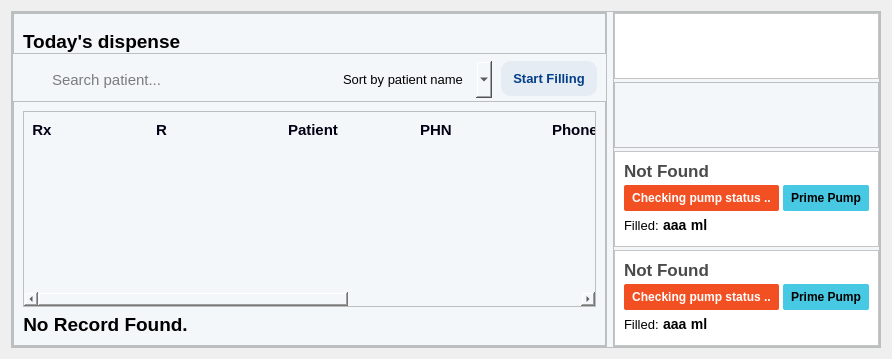
This is uiFiles/dashboard.ui in Rex-Honey/medidozeNoDb as Qt 5 draws it before an edit. The edited form follows.
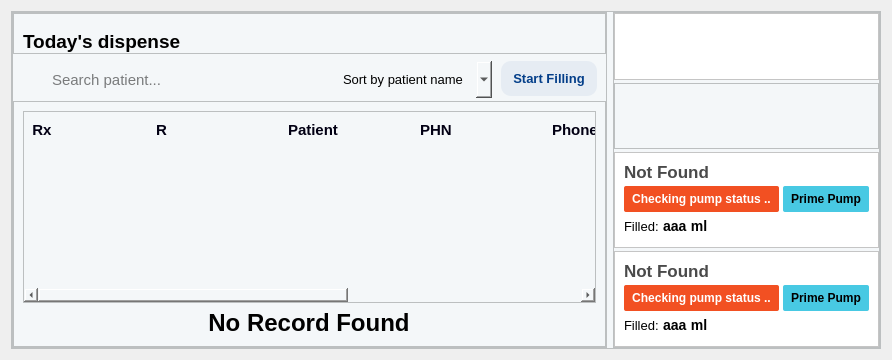
This is the edited form. Icons and pictures are not drawn.

Commit message:
Enhance DashboardWindow with patient search functionality
- Connected the txtSearchPatient input field to the fetchDashboardData method, allowing dynamic filtering of patient records based on search input.
- Simplified the addDataToDashboard method by removing unnecessary parameters and improving readability.
- Updated the SQL query to include search conditions for patient names, IDs, and phone numbers, enhancing data retrieval capabilities.
- Adjusted UI elements for better alignment and visibility of error messages when no records are found.

What changed in the file:
```diff
--- a/uiFiles/dashboard.ui
+++ b/uiFiles/dashboard.ui
@@ -436,7 +436,7 @@
               </column>
              </widget>
             </item>
-            <item alignment="Qt::AlignLeft|Qt::AlignTop">
+            <item alignment="Qt::AlignHCenter|Qt::AlignVCenter">
              <widget class="QLabel" name="lbl_err_data">
               <property name="sizePolicy">
                <sizepolicy hsizetype="Preferred" vsizetype="Expanding">
@@ -445,11 +445,11 @@
                </sizepolicy>
               </property>
               <property name="styleSheet">
-               <string notr="true">font-size: 14pt;
+               <string notr="true">font-size: 18pt;
 font-weight:700;</string>
               </property>
               <property name="text">
-               <string>No Record Found.</string>
+               <string>No Record Found</string>
               </property>
               <property name="alignment">
                <set>Qt::AlignCenter</set>
```
Left out of the diff: 2 changed lines with no effect on the pictures. The commit also changes 1 other file.
